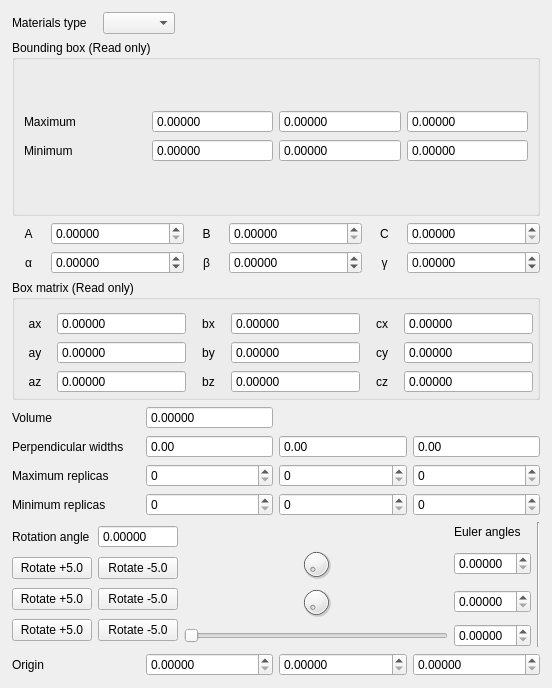
Qt form iraspa/iraspagui/cellcellform.ui (iRASPA/iRASPA-QT) before a commit.
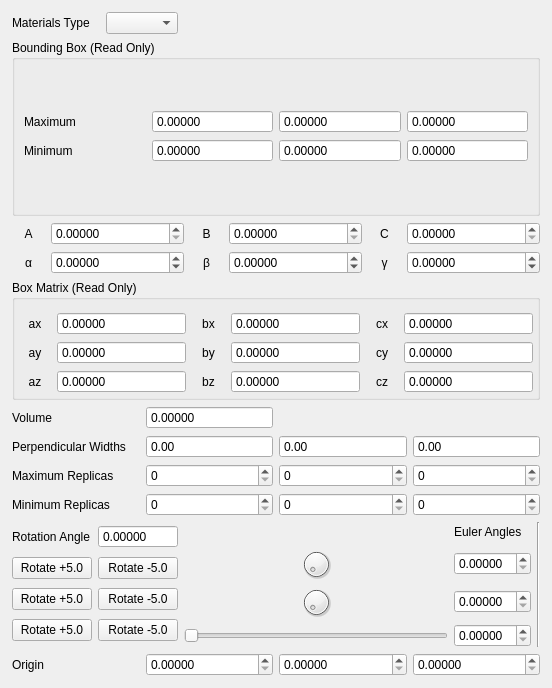
The same form after that commit. Custom widgets are drawn as their Qt base class.

Diff of the .ui file:
```diff
--- a/iraspa/iraspagui/cellcellform.ui
+++ b/iraspa/iraspagui/cellcellform.ui
@@ -31,7 +31,7 @@
      <item>
       <widget class="QLabel" name="label">
        <property name="text">
-        <string>Materials type</string>
+        <string>Materials Type</string>
        </property>
       </widget>
      </item>
@@ -78,7 +78,7 @@
      <item>
       <widget class="QGroupBox" name="groupBox">
        <property name="title">
-        <string>Bounding box (Read only)</string>
+        <string>Bounding Box (Read Only)</string>
        </property>
        <layout class="QVBoxLayout" name="verticalLayout_6">
         <item>
@@ -403,7 +403,7 @@
        <item>
         <widget class="QGroupBox" name="groupBox_2">
          <property name="title">
-          <string>Box matrix (Read only)</string>
+          <string>Box Matrix (Read Only)</string>
          </property>
          <layout class="QVBoxLayout" name="verticalLayout_5">
           <property name="leftMargin">
@@ -762,7 +762,7 @@
        <item row="1" column="0">
         <widget class="QLabel" name="label_14">
          <property name="text">
-          <string>Perpendicular widths</string>
+          <string>Perpendicular Widths</string>
          </property>
         </widget>
        </item>
@@ -822,7 +822,7 @@
        <item row="0" column="0">
         <widget class="QLabel" name="label_15">
          <property name="text">
-          <string>Maximum replicas</string>
+          <string>Maximum Replicas</string>
          </property>
         </widget>
        </item>
@@ -853,7 +853,7 @@
        <item row="1" column="0">
         <widget class="QLabel" name="label_25">
          <property name="text">
-          <string>Minimum replicas</string>
+          <string>Minimum Replicas</string>
          </property>
         </widget>
        </item>
@@ -889,7 +889,7 @@
        <item row="0" column="0">
         <widget class="QLabel" name="label_18">
          <property name="text">
-          <string>Rotation angle</string>
+          <string>Rotation Angle</string>
          </property>
         </widget>
        </item>
@@ -952,7 +952,7 @@
        <item row="0" column="1">
         <widget class="QLabel" name="label_21">
          <property name="text">
-          <string>Euler angles</string>
+          <string>Euler Angles</string>
          </property>
         </widget>
        </item>
@@ -1100,16 +1100,16 @@
    <extends>QSlider</extends>
    <header>qdoubleslider.h</header>
   </customwidget>
-  <customwidget>
-   <class>QDoubleDial</class>
-   <extends>QDial</extends>
-   <header>qdoubledial.h</header>
-  </customwidget>
   <customwidget>
    <class>CustomIntSpinBox</class>
    <extends>QSpinBox</extends>
    <header>customintspinbox.h</header>
   </customwidget>
+  <customwidget>
+   <class>QDoubleDial</class>
+   <extends>QDial</extends>
+   <header>qdoubledial.h</header>
+  </customwidget>
  </customwidgets>
  <resources/>
  <connections/>
```
